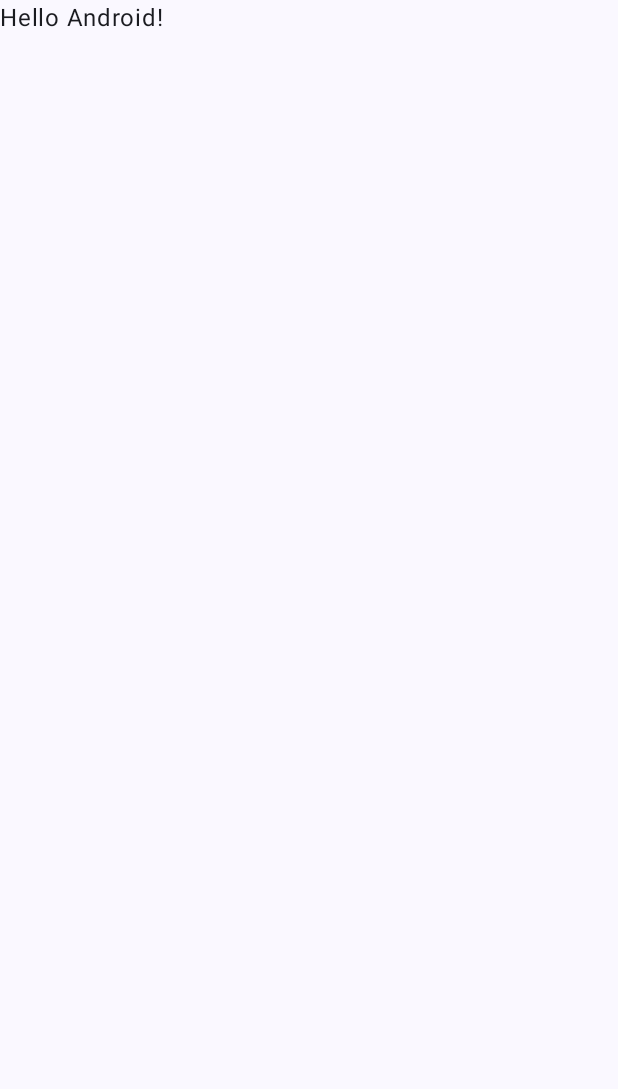
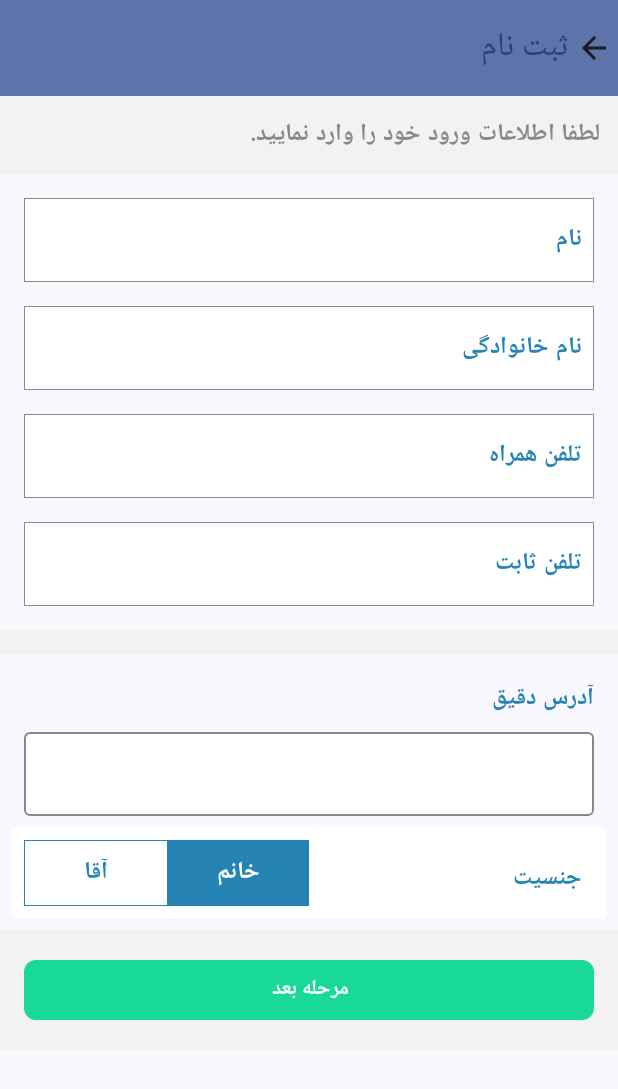
Before and after one commit to Mahsa-Alamshahi/ubaar_app_interview, an Android app built with Jetpack Compose: the screen it shows after launch (MainActivity), on a phone screen of 412 x 824 dp. Before the commit the part shown is almost empty. Shown: the top 1089 px of the screen. Run offline under Robolectric (Android 15) with nearby library versions, the phone set to English and light mode, and no system bars; our stand-ins replace Dagger/Hilt's generated code.

Commit message:
First page UI added.

```diff
--- a/app/src/main/AndroidManifest.xml
+++ b/app/src/main/AndroidManifest.xml
@@ -18,6 +18,7 @@
         tools:targetApi="31">
         <activity
             android:name=".ui.MainActivity"
+            android:windowSoftInputMode="adjustResize"
             android:exported="true"
             android:label="@string/app_name"
             android:theme="@style/Theme.UbaarAppInterview">
--- a/app/src/main/java/ir/ubaar/appinterview/di/NetworkModule.kt
+++ b/app/src/main/java/ir/ubaar/appinterview/di/NetworkModule.kt
@@ -36,6 +36,7 @@ object NetworkModule {
             .addInterceptor { chain ->
                 val newRequest = chain.request().newBuilder()
                     .addHeader("Content-Type", "application/json")
+
                     .build()
                 chain.proceed(newRequest)
             }
--- /dev/null
+++ b/app/src/main/java/ir/ubaar/appinterview/ui/AddressListScreen.kt
@@ -0,0 +1 @@
+package ir.ubaar.appinterview.ui
--- a/app/src/main/java/ir/ubaar/appinterview/ui/MainActivity.kt
+++ b/app/src/main/java/ir/ubaar/appinterview/ui/MainActivity.kt
@@ -7,11 +7,13 @@ import androidx.activity.enableEdgeToEdge
 import androidx.compose.foundation.layout.fillMaxSize
 import androidx.compose.foundation.layout.padding
 import androidx.compose.material3.Scaffold
+import androidx.compose.material3.Surface
 import androidx.compose.material3.Text
 import androidx.compose.runtime.Composable
 import androidx.compose.ui.Modifier
 import androidx.compose.ui.tooling.preview.Preview
 import dagger.hilt.android.AndroidEntryPoint
+import ir.ubaar.appinterview.ui.navigation.NavGraph
 import ir.ubaar.appinterview.ui.theme.UbaarAppInterviewTheme
 
 
@@ -22,29 +24,10 @@ class MainActivity : ComponentActivity() {
         enableEdgeToEdge()
         setContent {
             UbaarAppInterviewTheme {
-                Scaffold(modifier = Modifier.fillMaxSize()) { innerPadding ->
-                    Greeting(
-                        name = "Android",
-                        modifier = Modifier.padding(innerPadding)
-                    )
+               Surface {
+                    NavGraph()
                 }
             }
         }
     }
 }
-
-@Composable
-fun Greeting(name: String, modifier: Modifier = Modifier) {
-    Text(
-        text = "Hello $name!",
-        modifier = modifier
-    )
-}
-
-@Preview(showBackground = true)
-@Composable
-fun GreetingPreview() {
-    UbaarAppInterviewTheme {
-        Greeting("Android")
-    }
-}
--- /dev/null
+++ b/app/src/main/java/ir/ubaar/appinterview/ui/navigation/NavGraph.kt
@@ -0,0 +1,64 @@
+package ir.ubaar.appinterview.ui.navigation
+
+import androidx.compose.animation.AnimatedContentTransitionScope
+import androidx.compose.animation.core.tween
+import androidx.compose.runtime.Composable
+import androidx.navigation.NavController
+import androidx.navigation.NavGraphBuilder
+import androidx.navigation.compose.NavHost
+import androidx.navigation.compose.composable
+import androidx.navigation.compose.rememberNavController
+import ir.ubaar.appinterview.ui.set_address_screen.SetAddressScreen
+
+@Composable
+fun NavGraph() {
+
+    val navController = rememberNavController()
+
+    NavHost(navController, startDestination = Screen.SetAddressScreen.route) {
+        setAddressRoute(navController)
+        addressListRoute(navController)
+    }
+
+}
+
+
+fun NavGraphBuilder.setAddressRoute(navController: NavController) {
+    composable(
+        route = Screen.SetAddressScreen.route,
+        enterTransition = {
+            slideIntoContainer(
+                towards = AnimatedContentTransitionScope.SlideDirection.Companion.Left,
+                animationSpec = tween(700)
+            )
+        },
+        exitTransition = {
+            slideOutOfContainer(
+                towards = AnimatedContentTransitionScope.SlideDirection.Companion.Right,
+                animationSpec = tween(700)
+            )
+        },
+    ) {
+        SetAddressScreen()
+    }
+}
+
+
+fun NavGraphBuilder.addressListRoute(navController: NavController) {
+    composable(
+        route = Screen.AddressListScreen.route,
+        enterTransition = {
+            slideIntoContainer(
+                towards = AnimatedContentTransitionScope.SlideDirection.Companion.Left,
+                animationSpec = tween(700)
+            )
+        },
+        exitTransition = {
+            slideOutOfContainer(
+                towards = AnimatedContentTransitionScope.SlideDirection.Companion.Right,
+                animationSpec = tween(700)
+            )
+        },
+    ) {
+    }
+}
--- /dev/null
+++ b/app/src/main/java/ir/ubaar/appinterview/ui/navigation/Screen.kt
@@ -0,0 +1,9 @@
+package ir.ubaar.appinterview.ui.navigation
+
+import okhttp3.Route
+
+sealed class Screen(val route: String) {
+
+    object SetAddressScreen: Screen(route = "set_address_screen")
+    object AddressListScreen: Screen(route = "address_list_screen")
+}
--- /dev/null
+++ b/app/src/main/java/ir/ubaar/appinterview/ui/set_address_screen/GenderSwitch.kt
@@ -0,0 +1,70 @@
+package ir.ubaar.appinterview.ui.set_address_screen
+
+import androidx.compose.foundation.background
+import androidx.compose.foundation.border
+import androidx.compose.foundation.clickable
+import androidx.compose.foundation.layout.Box
+import androidx.compose.foundation.layout.Row
+import androidx.compose.foundation.layout.padding
+import androidx.compose.foundation.shape.RoundedCornerShape
+import androidx.compose.material3.Text
+import androidx.compose.runtime.Composable
+import androidx.compose.runtime.getValue
+import androidx.compose.runtime.mutableStateOf
+import androidx.compose.runtime.remember
+import androidx.compose.runtime.setValue
+import androidx.compose.ui.Alignment
+import androidx.compose.ui.Modifier
+import androidx.compose.ui.draw.clip
+import androidx.compose.ui.graphics.Color
+import androidx.compose.ui.graphics.RectangleShape
+import androidx.compose.ui.text.font.FontWeight
+import androidx.compose.ui.tooling.preview.Preview
+import androidx.compose.ui.unit.dp
+
+
+@Composable
+fun GenderSwitch(
+    items: List<String>,
+    onGenderSelected: (String) -> Unit
+) {
+    var selectedGender by remember { mutableStateOf(items[0]) }
+
+    Row(
+        modifier = Modifier
+            .clip(RoundedCornerShape(0.dp))
+            .background(Color.White)
+            .border(
+                width = .4.dp,
+                color = Color(0xFF2684B4),
+                shape = RectangleShape
+            )
+    ) {
+        items.forEach { gender ->
+            Box(
+                modifier = Modifier
+                    .weight(1f)
+                    .clip(RoundedCornerShape(0.dp))
+                    .background(if (selectedGender == gender) Color(0xFF2684B4) else Color.White)
+                    .clickable {
+                        selectedGender = gender
+                        onGenderSelected(gender)
+                    }
+                    .padding(8.dp),
+                contentAlignment = Alignment.Center
+            ) {
+                Text(
+                    text = gender,
+                    color = if (selectedGender == gender) Color.White else Color(0xFF2684B4),
+                    fontWeight = FontWeight.Bold
+                )
+            }
+        }
+    }
+}
+
+@Preview
+@Composable
+fun PreviewGenderSwitch() {
+    GenderSwitch(listOf("male", "female")) { }
+}
--- /dev/null
+++ b/app/src/main/java/ir/ubaar/appinterview/ui/set_address_screen/InputFieldRow.kt
@@ -0,0 +1,76 @@
+package ir.ubaar.appinterview.ui.set_address_screen
+
+import androidx.compose.foundation.background
+import androidx.compose.foundation.border
+import androidx.compose.foundation.layout.Row
+import androidx.compose.foundation.layout.fillMaxWidth
+import androidx.compose.foundation.layout.padding
+import androidx.compose.material3.Text
+import androidx.compose.material3.TextField
+import androidx.compose.material3.TextFieldDefaults
+import androidx.compose.runtime.Composable
+import androidx.compose.runtime.getValue
+import androidx.compose.runtime.mutableStateOf
+import androidx.compose.runtime.remember
+import androidx.compose.runtime.setValue
+import androidx.compose.ui.Alignment
+import androidx.compose.ui.Modifier
+import androidx.compose.ui.graphics.Color
+import androidx.compose.ui.graphics.RectangleShape
+import androidx.compose.ui.text.font.FontWeight
+import androidx.compose.ui.tooling.preview.Preview
+import androidx.compose.ui.unit.dp
+
+
+@Composable
+fun InputFieldRow(label: String, value: String, onValueChange: (String) -> Unit) {
+
+    var color by remember { mutableStateOf(Color.Gray) }
+    var mText by remember { mutableStateOf("") }
+
+    Row(
+        modifier = Modifier
+            .fillMaxWidth()
+            .padding(8.dp)
+            .background(Color.White)
+            .border(
+                width = .4.dp,
+                color = color,
+                shape = RectangleShape
+            ),
+        verticalAlignment = Alignment.CenterVertically
+    ) {
+        Text(
+            label, modifier = Modifier
+                .weight(1f)
+                .padding(start = 8.dp),
+            color = Color(0xFF2684B4),
+            fontWeight = FontWeight.SemiBold
+        )
+        TextField(
+            value = mText,
+            onValueChange = {
+                mText = it
+                color = Color.Black
+            },
+            modifier = Modifier
+                .fillMaxWidth()
+                .weight(3f),
+            colors = TextFieldDefaults.colors().copy(
+                focusedContainerColor = Color.White,
+                focusedTextColor = Color.Black,
+                unfocusedTextColor = Color.Gray,
+                unfocusedContainerColor = Color.White,
+                focusedIndicatorColor = Color.Transparent,
+                unfocusedIndicatorColor = Color.Transparent,
+                disabledIndicatorColor = Color.Transparent
+            )
+        )
+    }
+}
+
+@Preview
+@Composable
+fun PreviewInputFieldRow() {
+    InputFieldRow("نام", "وحید") { }
+}
--- /dev/null
+++ b/app/src/main/java/ir/ubaar/appinterview/ui/set_address_screen/SetAddressScreen.kt
@@ -0,0 +1,240 @@
+package ir.ubaar.appinterview.ui.set_address_screen
+
+import androidx.compose.foundation.background
+import androidx.compose.foundation.border
+import androidx.compose.foundation.layout.Box
+import androidx.compose.foundation.layout.Column
+import androidx.compose.foundation.layout.Row
+import androidx.compose.foundation.layout.fillMaxWidth
+import androidx.compose.foundation.layout.height
+import androidx.compose.foundation.layout.padding
+import androidx.compose.foundation.layout.wrapContentHeight
+import androidx.compose.foundation.rememberScrollState
+import androidx.compose.foundation.shape.RoundedCornerShape
+import androidx.compose.foundation.verticalScroll
+import androidx.compose.material.icons.Icons
+import androidx.compose.material.icons.filled.ArrowBack
+import androidx.compose.material3.Button
+import androidx.compose.material3.ButtonDefaults
+import androidx.compose.material3.ExperimentalMaterial3Api
+import androidx.compose.material3.Icon
+import androidx.compose.material3.MaterialTheme
+import androidx.compose.material3.OutlinedTextField
+import androidx.compose.material3.Scaffold
+import androidx.compose.material3.Text
+import androidx.compose.material3.TextField
+import androidx.compose.material3.TextFieldDefaults
+import androidx.compose.material3.TopAppBar
+import androidx.compose.material3.TopAppBarDefaults.topAppBarColors
+import androidx.compose.runtime.Composable
+import androidx.compose.runtime.CompositionLocalProvider
+import androidx.compose.runtime.getValue
+import androidx.compose.runtime.mutableStateOf
+import androidx.compose.runtime.remember
+import androidx.compose.runtime.setValue
+import androidx.compose.ui.Alignment
+import androidx.compose.ui.Modifier
+import androidx.compose.ui.graphics.Color
+import androidx.compose.ui.graphics.RectangleShape
+import androidx.compose.ui.platform.LocalLayoutDirection
+import androidx.compose.ui.text.font.FontWeight
+import androidx.compose.ui.text.style.TextAlign
+import androidx.compose.ui.tooling.preview.Preview
+import androidx.compose.ui.unit.dp
+
+@OptIn(ExperimentalMaterial3Api::class)
+@Composable
+fun SetAddressScreen() {
+
+    val scrollState = rememberScrollState()
+    var mText by remember { mutableStateOf("") }
+
+    CompositionLocalProvider(LocalLayoutDirection provides androidx.compose.ui.unit.LayoutDirection.Rtl) {
+        Scaffold(topBar = {
+            TopAppBar(
+                colors = topAppBarColors(
+                    containerColor = MaterialTheme.colorScheme.primaryContainer,
+                    titleContentColor = MaterialTheme.colorScheme.primary,
+                ),
+                title = {
+                    Text(
+                        "ثبت نام",
+                        modifier = Modifier.fillMaxWidth(),
+                        textAlign = TextAlign.Right
+                    )
+                },
+                navigationIcon = {
+                    Icon(Icons.Default.ArrowBack, contentDescription = null)
+                }
+            )
+        }
+        ) { innerPadding ->
+            Column(
+                modifier = Modifier
+                    .fillMaxWidth()
+                    .padding(innerPadding)
+                    .verticalScroll(scrollState)
+            ) {
+                Text(
+                    "لطفا اطلاعات ورود خود را وارد نمایید.",
+                    modifier = Modifier
+                        .fillMaxWidth()
+                        .background(Color(0xFFF2F2F2))
+                        .padding(start = 12.dp, top = 12.dp, bottom = 12.dp),
+                    color = Color.Gray,
+                    fontWeight = FontWeight.SemiBold
+                )
+                Column(
+                    modifier = Modifier
+                        .fillMaxWidth()
+                        .wrapContentHeight()
+                        .padding(start = 8.dp, end = 8.dp, top = 8.dp, bottom = 8.dp)
+                ) {
+
+                    InputFieldRow(label = "نام", value = mText, onValueChange = { mText = it })
+//                    Row(
+//                        modifier = Modifier
+//                            .fillMaxWidth()
+//                            .background(Color.White)
+//                            .border(
+//                                width = .5.dp,
+//                                color = Color.Black,
+//                                shape = RectangleShape
+//                            )
+//                            .absolutePadding(left = 8.dp, right = 8.dp),
+//                        verticalAlignment = Alignment.CenterVertically
+//                    ) {
+//
+//                        Text("نام", modifier = Modifier.weight(.5f))
+//
+//                        TextField(
+//                            value = mText,
+//                            onValueChange = { mText = it },
+//                            label = {
+//                                Text("نام")
+//                            },
+//                            modifier = Modifier
+//                                .fillMaxWidth()
+//                                .weight(3f),
+//                            colors = TextFieldDefaults.colors().copy(
+//                                focusedContainerColor = Color.White,
+//                                focusedTextColor = Color.White,
+//                                unfocusedTextColor = Color.White,
+//                                unfocusedContainerColor = Color.White,
+//                                focusedIndicatorColor = Color.Transparent,
+//                                unfocusedIndicatorColor = Color.Transparent,
+//                                disabledIndicatorColor = Color.Transparent
+//                            )
+//                        )
+//                    }
+                    InputFieldRow(
+                        label = "نام خانوادگی",
+                        value = mText,
+                        onValueChange = { mText = it })
+                    InputFieldRow(
+                        label = "تلفن همراه",
+                        value = mText,
+                        onValueChange = { mText = it })
+                    InputFieldRow(
+                        label = "تلفن ثابت",
+                        value = mText,
+                        onValueChange = { mText = it })
+                }
+                Box(
+                    modifier = Modifier
+                        .fillMaxWidth()
+                        .height(16.dp)
+                        .background(Color(0xFFF2F2F2))
+                )
+                Column(
+                    modifier = Modifier
+                        .fillMaxWidth()
+                        .wrapContentHeight()
+                        .padding(start = 8.dp, end = 8.dp, top = 8.dp, bottom = 8.dp)
+                ) {
+
+                    Text(
+                        "آدرس دقیق",
+                        color = Color(0xFF2684B4),
+                        fontWeight = FontWeight.SemiBold,
+                        modifier = Modifier.padding(start = 8.dp, top = 8.dp)
+                    )
+
+                    OutlinedTextField(
+                        value = mText,
+                        onValueChange = { mText = it },
+                        modifier = Modifier
+                            .fillMaxWidth()
+                            .padding(8.dp),
+                        colors = TextFieldDefaults.colors().copy(
+                            focusedContainerColor = Color.White,
+                            focusedTextColor = Color.Black,
+                            unfocusedTextColor = Color.Gray,
+                            unfocusedContainerColor = Color.White,
+                            focusedIndicatorColor = Color.Black,
+                            unfocusedIndicatorColor = Color.Gray,
+                            disabledIndicatorColor = Color.Gray
+                        )
+                    )
+
+
+                    Row(
+                        modifier = Modifier
+                            .fillMaxWidth()
+                            .background(Color.White)
+                            .padding(8.dp),
+                        verticalAlignment = Alignment.CenterVertically
+                    ) {
+
+                        Text(
+                            "جنسیت",
+                            modifier = Modifier
+                                .weight(.5f)
+                                .padding(start = 8.dp, top = 8.dp),
+                            color = Color(0xFF2684B4),
+                            fontWeight = FontWeight.SemiBold,
+                        )
+
+                        Row(modifier = Modifier.weight(.5f)) {
+                            GenderSwitch(items = listOf("خانم", "آقا")) { }
+                        }
+                    }
+
+                }
+
+
+
+
+
+                Box(
+                    modifier = Modifier
+                        .fillMaxWidth()
+                        .background(Color(0xFFF2F2F2))
+                ) {
+                    Button(modifier = Modifier
+                        .fillMaxWidth()
+                        .padding(16.dp),
+                        colors = ButtonDefaults.buttonColors(containerColor = Color(0xFF18D999)),
+                        shape = RoundedCornerShape(8.dp),
+                        onClick = {
+                        }) {
+
+                        Text(
+                            text = "مرحله بعد", color = Color.White,
+                            fontWeight = FontWeight.SemiBold
+                        )
+                    }
+                }
+            }
+
+        }
+    }
+
+}
+
+
+@Preview(showBackground = true)
+@Composable
+fun SetAddressScreenPreview() {
+    SetAddressScreen()
+}
```
Also changed, not shown: app/src/main/java/ir/ubaar/appinterview/ui/set_address_screen/GenderSelection.kt (added, +164 -0 lines).
